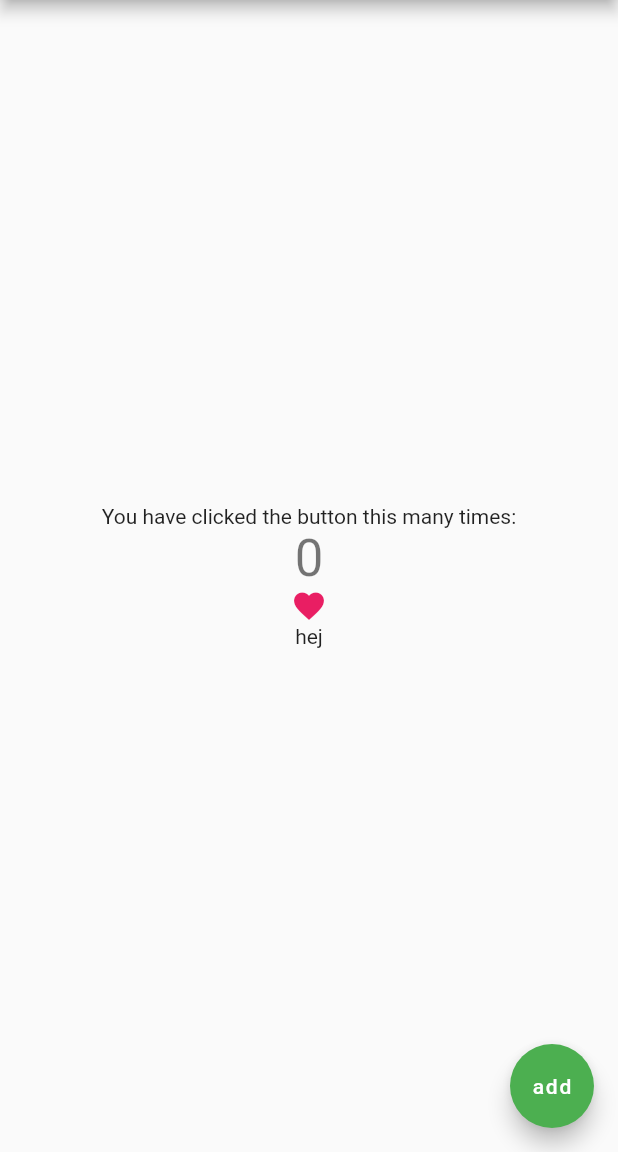
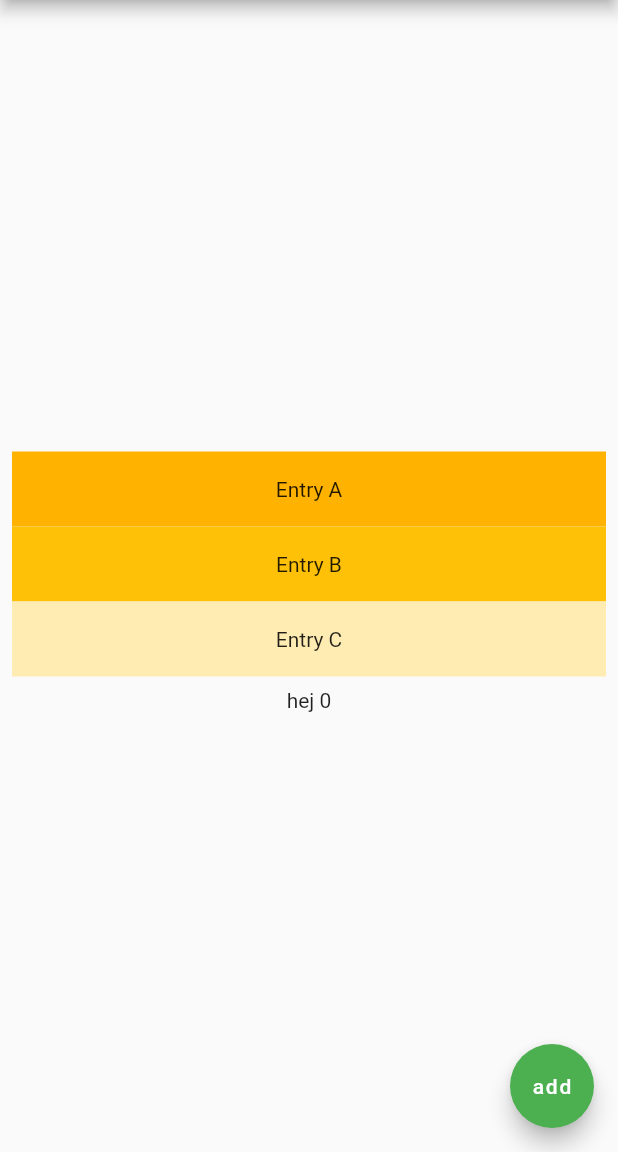
Before and after one commit to theislanglands/ToDo-App-Flutter, a Flutter app: the screen it shows after launch, on a phone screen of 412 x 824 dp, the part 84-1236 px from its top. Run offline on Flutter 3.47's test engine with Material 2 defaults, Android fonts, the phone set to English and light mode, and no system bars; missing offline and left inert: dart:html.

Commit message:
List experiment and String concatenation

```diff
--- a/lib/main.dart
+++ b/lib/main.dart
@@ -97,22 +97,28 @@ class _MyHomePageState extends State<MyHomePage> {
           // horizontal).
           mainAxisAlignment: MainAxisAlignment.center,
           children: <Widget>[
-            const Text(
-              'You have clicked the button this many times:',
+            ListView(
+              padding: const EdgeInsets.all(8),
+              shrinkWrap: true,
+              children: <Widget>[
+                Container(
+                  height: 50,
+                  color: Colors.amber[600],
+                  child: const Center(child: Text('Entry A')),
+                ),
+                Container(
+                  height: 50,
+                  color: Colors.amber[500],
+                  child: const Center(child: Text('Entry B')),
+                ),
+                Container(
+                  height: 50,
+                  color: Colors.amber[100],
+                  child: const Center(child: Text('Entry C')),
+                ),
+              ],
             ),
-            Text(
-              '$_counter',
-              style: Theme.of(context).textTheme.headline4,
-            ),
-            const Icon(
-              Icons.favorite,
-              color: Colors.pink,
-              size: 24.0,
-              semanticLabel: 'Text to announce in accessibility modes',
-            ),
-            const Text(
-              'hej'),
-
+            Text('hej $_counter'),
 
           ],
         ),
```
